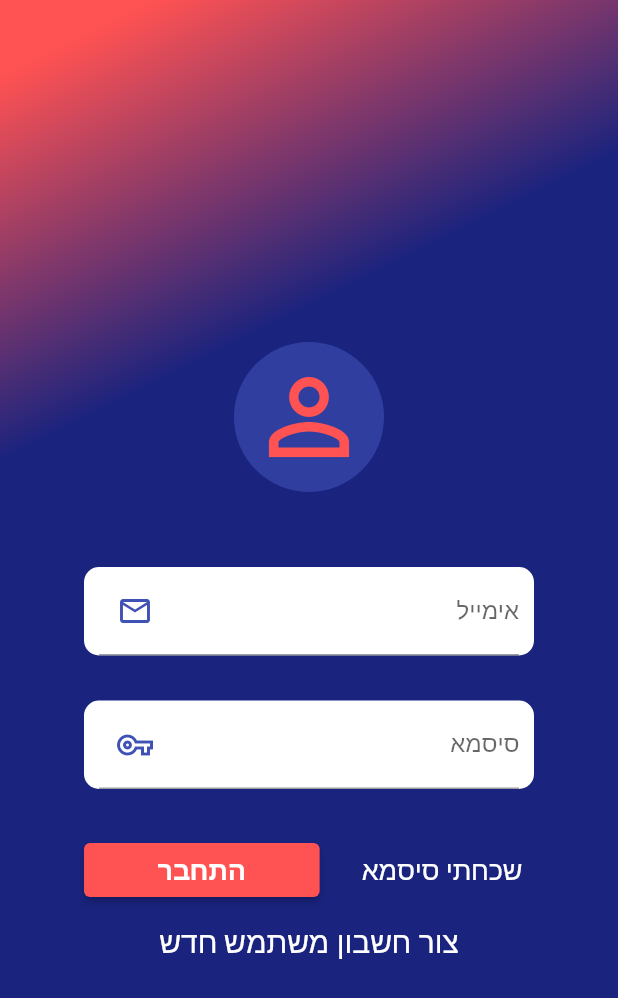
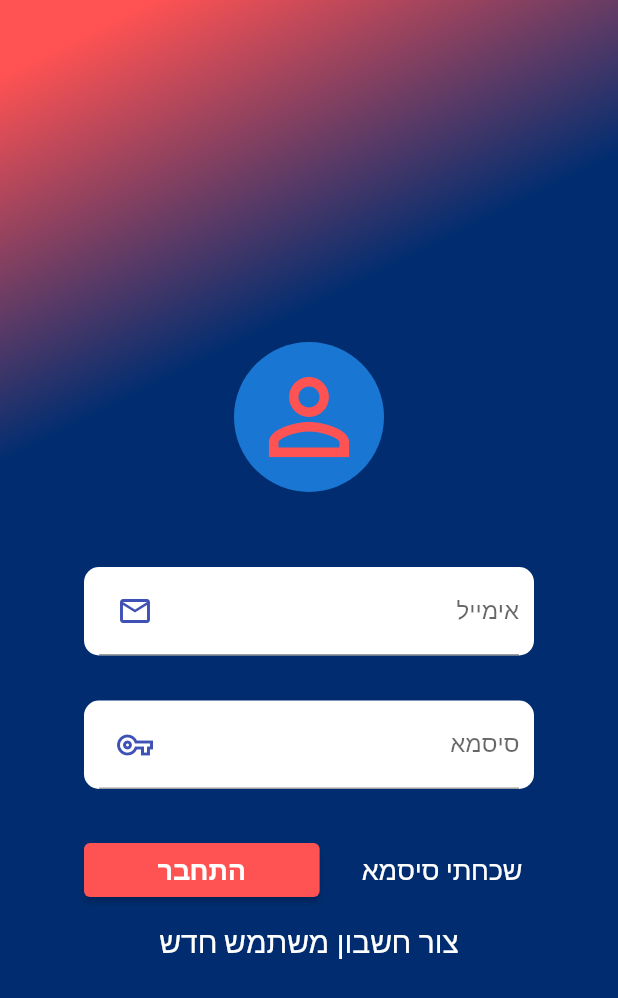
Before and after one commit to elia-dot/grocery-list, a Flutter app: the screen it shows after launch, on a phone screen of 412 x 824 dp. Shown: the top 998 px of the screen. Run offline on Flutter 3.47's test engine with Material 2 defaults, Android fonts, the phone set to English and light mode, and no system bars; our stand-ins replace badges, device_preview, firebase_auth, firebase_core, firebase_database; missing offline and left inert: avatars; accounts and stored records are empty.

Commit message:
changed primary color

```diff
--- a/lib/main.dart
+++ b/lib/main.dart
@@ -7,7 +7,6 @@ import 'package:firebase_auth/firebase_auth.dart';
 import '/providers/lists.dart';
 import '/providers/auth.dart';
 import '/screens/signup_screen.dart';
-import '/screens/lists.dart';
 import '/screens/login_screen.dart';
 import '/screens/home_screen.dart';
 import 'firebase_options.dart';
@@ -27,7 +26,7 @@ void main() async {
 }
 
 class MyApp extends StatelessWidget {
-  MyApp({Key? key}) : super(key: key);
+  const MyApp({Key? key}) : super(key: key);
 
   @override
   Widget build(BuildContext context) {
@@ -42,15 +41,15 @@ class MyApp extends StatelessWidget {
       ],
       child: Consumer<Auth>(
         builder: (ctx, auth, _) => Container(
-          decoration: BoxDecoration(
+          decoration: const BoxDecoration(
             gradient: LinearGradient(
               begin: Alignment.bottomRight,
               end: Alignment.topLeft,
               colors: [
-                Colors.indigo.shade900,
+                Color.fromARGB(255, 1, 45, 112),
                 Colors.redAccent,
               ],
-              stops: const [0.7, 0.95],
+              stops: [0.7, 0.95],
             ),
           ),
           child: MaterialApp(
@@ -59,7 +58,7 @@ class MyApp extends StatelessWidget {
             builder: DevicePreview.appBuilder,
             title: 'רשימת קניות',
             theme: ThemeData(
-              primarySwatch: Colors.indigo,
+              primaryColor: const Color.fromARGB(255, 1, 45, 112),
               colorScheme: ColorScheme.fromSwatch()
                   .copyWith(secondary: Colors.redAccent),
               scaffoldBackgroundColor: Colors.transparent,
--- a/lib/screens/home_screen.dart
+++ b/lib/screens/home_screen.dart
@@ -29,11 +29,11 @@ class _HomeScreenState extends State<HomeScreen> {
       appBar: AppBar(),
       body: _screenOptions.elementAt(_selectedIndex),
       bottomNavigationBar: BottomNavigationBar(
-        backgroundColor: Theme.of(context).primaryColor,
+        backgroundColor: Colors.blue.shade800,
         selectedItemColor: Theme.of(context).colorScheme.secondary,
         unselectedItemColor: Colors.white,
         selectedFontSize: 18,
-        elevation: 16,
+        elevation: 8,
         showUnselectedLabels: false,
         currentIndex: _selectedIndex,
         onTap: (value) {
```
Also changed, not shown: lib/screens/profile.dart (+8 -62 lines).
